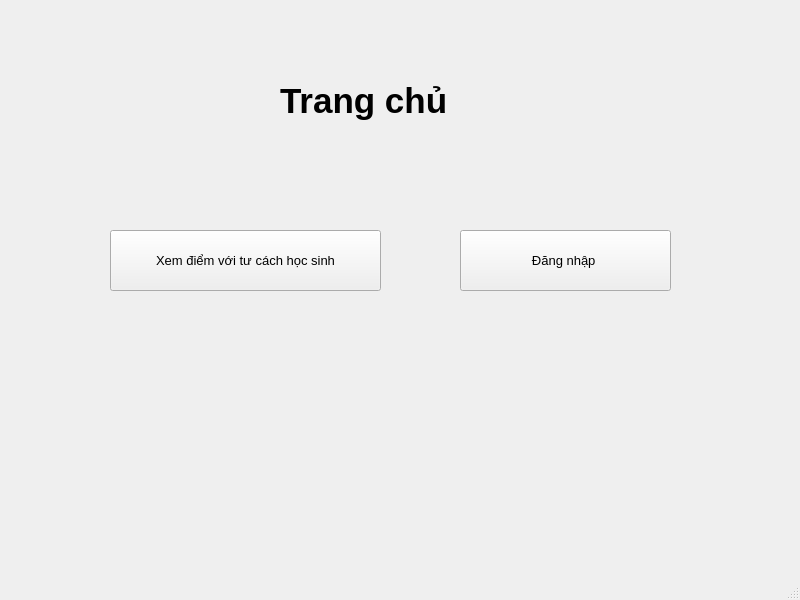
Qt form projectPy/Home.ui (Nhat2510/project-Python) before a commit.
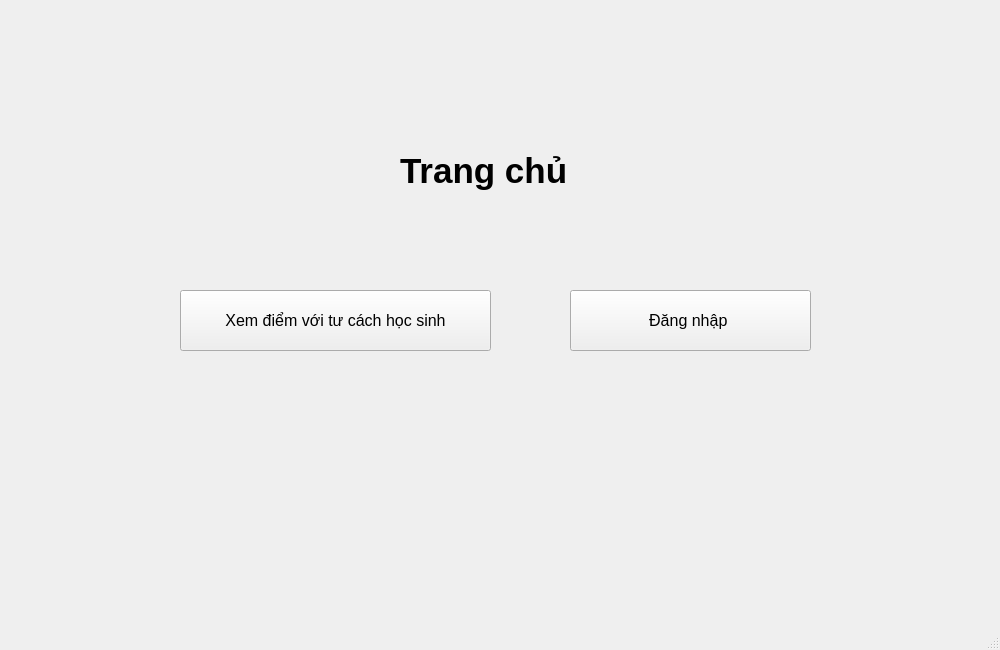
The same form after that commit.

```diff
--- a/projectPy/Home.ui
+++ b/projectPy/Home.ui
@@ -6,8 +6,8 @@
    <rect>
     <x>0</x>
     <y>0</y>
-    <width>800</width>
-    <height>600</height>
+    <width>1000</width>
+    <height>650</height>
    </rect>
   </property>
   <property name="windowTitle">
@@ -17,15 +17,15 @@
    <widget class="QPushButton" name="b1">
     <property name="geometry">
      <rect>
-      <x>110</x>
-      <y>230</y>
-      <width>271</width>
+      <x>180</x>
+      <y>290</y>
+      <width>311</width>
       <height>61</height>
      </rect>
     </property>
     <property name="font">
      <font>
-      <pointsize>10</pointsize>
+      <pointsize>12</pointsize>
      </font>
     </property>
     <property name="text">
@@ -35,15 +35,15 @@
    <widget class="QPushButton" name="b2">
     <property name="geometry">
      <rect>
-      <x>460</x>
-      <y>230</y>
-      <width>211</width>
+      <x>570</x>
+      <y>290</y>
+      <width>241</width>
       <height>61</height>
      </rect>
     </property>
     <property name="font">
      <font>
-      <pointsize>10</pointsize>
+      <pointsize>12</pointsize>
      </font>
     </property>
     <property name="text">
@@ -53,10 +53,10 @@
    <widget class="QLabel" name="label">
     <property name="geometry">
      <rect>
-      <x>280</x>
-      <y>70</y>
+      <x>400</x>
+      <y>130</y>
       <width>231</width>
-      <height>61</height>
+      <height>81</height>
      </rect>
     </property>
     <property name="font">
```
Left out of the diff: 2 changed lines with no effect on the pictures.
